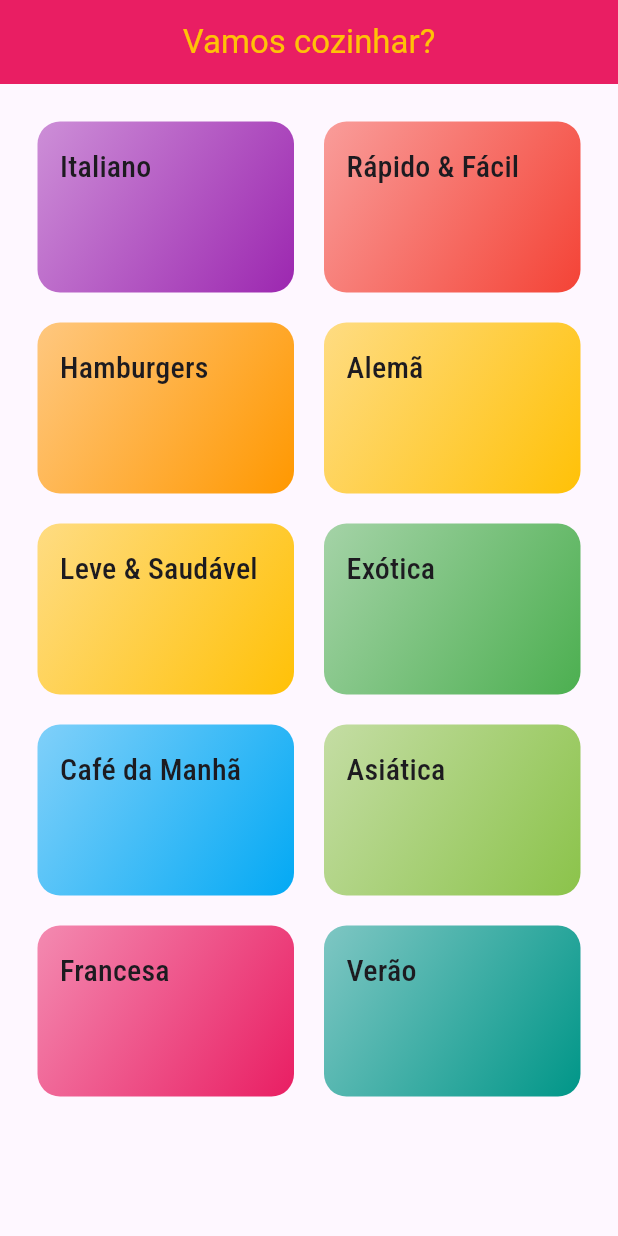
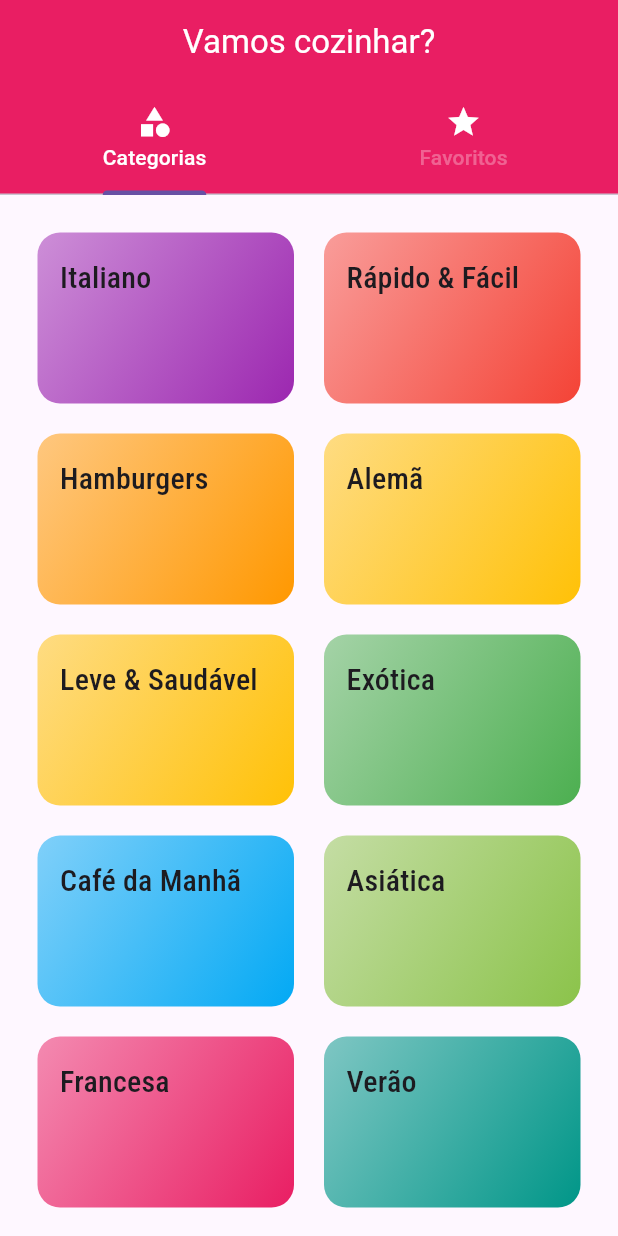
Before and after one commit to TarsisGuerra/multi-screenApp, a Flutter app: the screen it shows after launch, on a phone screen of 412 x 824 dp. Run offline on Flutter 3.47's test engine with Material 3 defaults, Android fonts, the phone set to English and light mode, and no system bars.

Commit message:
AppBar First way

```diff
--- a/lib/main.dart
+++ b/lib/main.dart
@@ -3,6 +3,7 @@ import 'screens/categories_screens.dart';
 import 'screens/categories_meals_screen.dart';
 import 'utils/app_routes.dart';
 import 'screens/meal_detail_screen.dart';
+import 'screens/tabs_screen.dart';
 
 void main() {
   runApp(const MyApp());
@@ -28,7 +29,7 @@ class MyApp extends StatelessWidget {
       ),
 
       routes: {
-        AppRoutes.HOME: (ctx) => CategoriesScreen(),
+        AppRoutes.HOME: (ctx) => TabsScreen(),
         AppRoutes.CATEGORIES_MEALS: (ctx) => CategoriesMealsScreen(),
         AppRoutes.MEAL_DEATIL: (ctx) => MealDetailScreen(),
       },
--- a/lib/screens/categories_screens.dart
+++ b/lib/screens/categories_screens.dart
@@ -7,18 +7,7 @@ class CategoriesScreen extends StatelessWidget {
 
   @override
   Widget build(BuildContext context) {
-    return Scaffold(
-      appBar: AppBar(
-        title: Align(
-          alignment: AlignmentGeometry.center,
-          child: Text(
-            "Vamos cozinhar?",
-            style: TextStyle(color: Theme.of(context).highlightColor),
-          ),
-        ),
-        backgroundColor: Theme.of(context).primaryColor,
-      ),
-      body: GridView(
+    return GridView(
       padding: const EdgeInsets.all(25),
       gridDelegate: SliverGridDelegateWithMaxCrossAxisExtent(
         maxCrossAxisExtent: 200,
@@ -29,7 +18,6 @@ class CategoriesScreen extends StatelessWidget {
       children: DUMMY_CATEGORIES.map((cat) {
         return CategoryItem(cat);
       }).toList(),
-      ),
     );
   }
 }
--- /dev/null
+++ b/lib/screens/favorite_screen.dart
@@ -0,0 +1,10 @@
+import 'package:flutter/material.dart';
+
+class FavoriteScreen extends StatelessWidget {
+  const FavoriteScreen({super.key});
+
+  @override
+  Widget build(BuildContext context) {
+    return Center(child: Text('Minhas Refeições favoritas'));
+  }
+}
--- /dev/null
+++ b/lib/screens/tabs_screen.dart
@@ -0,0 +1,40 @@
+import 'package:flutter/material.dart';
+import 'categories_screens.dart';
+import 'favorite_screen.dart';
+
+class TabsScreen extends StatelessWidget {
+  const TabsScreen({super.key});
+
+  @override
+  Widget build(BuildContext context) {
+    return DefaultTabController(
+      length: 2,
+      child: Scaffold(
+        appBar: AppBar(
+          backgroundColor: Theme.of(context).primaryColor,
+          title: Center(
+            child: Text(
+              'Vamos cozinhar?',
+              style: TextStyle(color: Colors.white),
+            ),
+          ),
+          bottom: TabBar(
+            unselectedLabelColor: Colors.white30,
+            labelColor: Colors.white,
+            tabs: [
+              Tab(
+                icon: Icon(Icons.category, color: Colors.white),
+                text: 'Categorias',
+              ),
+              Tab(
+                icon: Icon(Icons.star, color: Colors.white),
+                text: 'Favoritos',
+              ),
+            ],
+          ),
+        ),
+        body: TabBarView(children: [CategoriesScreen(), FavoriteScreen()]),
+      ),
+    );
+  }
+}
```
Lines whose indentation alone changed are shown as unchanged.
